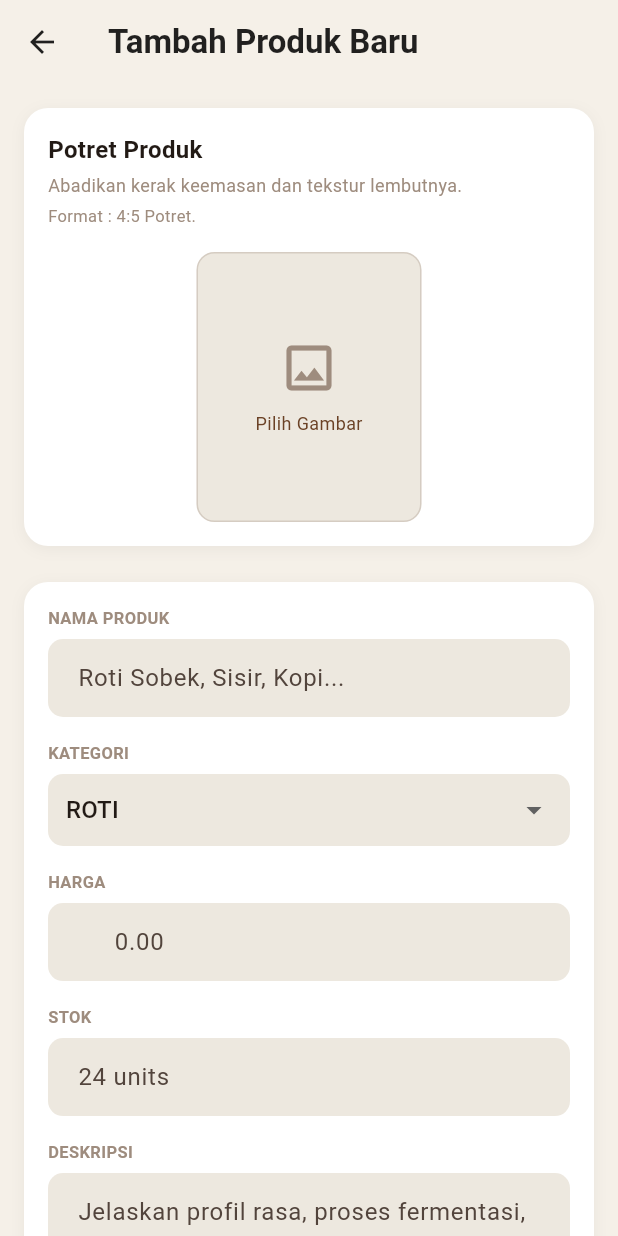
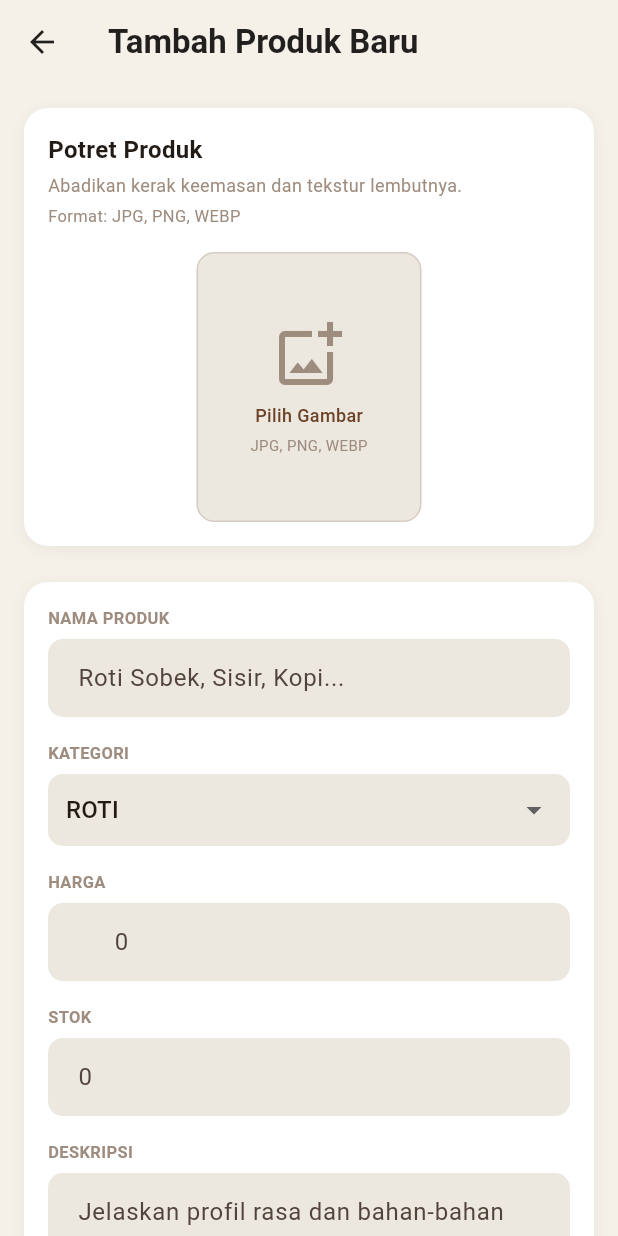
Before and after one commit to DimsXoline/Roti-515, a Flutter app: the AddProductScreen screen opened directly, on a phone screen of 412 x 824 dp. Run offline on Flutter 3.47's test engine with Material 3 defaults, Android fonts, the phone set to English and light mode, and no system bars; our stand-ins replace image_picker; Roboto replaces fonts that are missing (Poppins).

Commit message:
menyambungkan bagian tambah produk admin ke database

```diff
--- a/lib/models/product.dart
+++ b/lib/models/product.dart
@@ -4,8 +4,10 @@ class Product {
   final String deskripsi;
   final double harga;
   final int stok;
-  final String? imageUrl;
+  final String? gambar;
+  final String? gambarUrl;
   final String? kategori;
+  final String? badge;
 
   Product({
     this.id,
@@ -13,8 +15,10 @@ class Product {
     required this.deskripsi,
     required this.harga,
     this.stok = 0,
-    this.imageUrl,
+    this.gambar,
+    this.gambarUrl,
     this.kategori,
+    this.badge,
   });
 
   String get formattedPrice {
@@ -24,55 +28,55 @@ class Product {
   static List<Product> get defaults => [
     Product(
       id: 1,
-      nama: 'Roti Sobek Original',
-      deskripsi: 'Roti sobek lembut dengan isian vanilla klasik',
-      harga: 25000,
+      nama: 'ROTI SOBEK',
+      deskripsi:
+          'Satu loyang isi 6 potong. Tekstur empuk, isian penuh, dan manisnya pas.',
+      harga: 15000,
       stok: 24,
-      kategori: 'ROTI',
+      kategori: 'roti',
+      badge: 'BEST SELLER',
     ),
     Product(
       id: 2,
-      nama: 'Croissant Butter',
-      deskripsi: 'Croissant renyah dengan lapisan mentega pilihan',
-      harga: 18000,
+      nama: 'ROTI SISIR',
+      deskripsi:
+          'Teksturnya empuk dan mudah dilepas, sangat cocok jadi teman setia kopi atau teh Anda di pagi hari.',
+      harga: 15000,
       stok: 4,
-      kategori: 'PASTRI',
+      kategori: 'roti',
     ),
     Product(
       id: 3,
-      nama: 'Chiffon Cake Pandan',
-      deskripsi: 'Kue chiffon ringan dengan aroma pandan segar',
-      harga: 45000,
+      nama: 'ROTI KOPI',
+      deskripsi:
+          'Inovasi roti kopi yang disajikan dingin dengan tekstur super lembut seperti salju.',
+      harga: 10000,
       stok: 20,
-      kategori: 'CAKE',
+      kategori: 'roti',
     ),
     Product(
       id: 4,
-      nama: 'Milk Bun',
-      deskripsi: 'Roti susu Jepang yang super lembut dan fluffy',
-      harga: 20000,
+      nama: 'ROTI BAKAR BANDUNG',
+      deskripsi:
+          'Varian siap saji dengan isian cokelat klasik yang manis dan gurih.',
+      harga: 15000,
       stok: 12,
-      kategori: 'ROTI',
+      kategori: 'roti',
+      badge: 'BEST SELLER',
     ),
   ];
 
   factory Product.fromJson(Map<String, dynamic> json) {
     return Product(
       id: json['id'] != null ? int.tryParse(json['id'].toString()) : null,
-      nama: json['nama'] ?? json['name'] ?? '',
-      deskripsi: json['deskripsi'] ?? json['description'] ?? '',
-      harga:
-          double.tryParse(
-            json['harga']?.toString() ?? json['price']?.toString() ?? '0',
-          ) ??
-          0,
-      stok:
-          int.tryParse(
-            json['stok']?.toString() ?? json['stock']?.toString() ?? '0',
-          ) ??
-          0,
-      imageUrl: json['image_url'] ?? json['gambar'],
-      kategori: json['kategori'] ?? json['category'],
+      nama: json['nama'] ?? '',
+      deskripsi: json['deskripsi'] ?? '',
+      harga: double.tryParse(json['harga']?.toString() ?? '0') ?? 0,
+      stok: int.tryParse(json['stok']?.toString() ?? '0') ?? 0,
+      gambar: json['gambar'],
+      gambarUrl: json['gambar_url'],
+      kategori: json['kategori'],
+      badge: json['badge'],
     );
   }
 
@@ -83,8 +87,9 @@ class Product {
       'deskripsi': deskripsi,
       'harga': harga,
       'stok': stok,
-      if (imageUrl != null) 'image_url': imageUrl,
+      if (gambar != null) 'gambar': gambar,
       if (kategori != null) 'kategori': kategori,
+      if (badge != null) 'badge': badge,
     };
   }
 }
--- a/lib/models/products.dart
+++ /dev/null
@@ -1,43 +0,0 @@
-class Product {
-  final int id;
-  final String nama;
-  final String deskripsi;
-  final double harga;
-  final String? badge;
-
-  Product({
-    required this.id,
-    required this.nama,
-    required this.deskripsi,
-    required this.harga,
-    this.badge,
-  });
-
-  factory Product.fromJson(Map<String, dynamic> json) {
-    return Product(
-      id: int.parse(json['id'].toString()),
-      nama: json['nama'],
-      deskripsi: json['deskripsi'] ?? '',
-      harga: double.parse(json['harga'].toString()),
-      badge: json['badge'],
-    );
-  }
-
-  // Data default
-  static List<Product> get defaults => [
-    Product(id: 1, nama: 'ROTI SOBEK',
-        deskripsi: 'Satu loyang isi 6 potong. Tekstur empuk, isian penuh, dan manisnya pas.',
-        harga: 15000, badge: 'BEST SELLER'),
-    Product(id: 2, nama: 'ROTI SISIR',
-        deskripsi: 'Teksturnya empuk dan mudah dilepas, sangat cocok jadi teman setia kopi atau teh Anda di pagi hari.',
-        harga: 15000),
-    Product(id: 3, nama: 'ROTI KOPI',
-        deskripsi: 'Inovasi roti kopi yang disajikan dingin dengan tekstur super lembut seperti salju.',
-        harga: 10000),
-    Product(id: 4, nama: 'ROTI BAKAR BANDUNG',
-        deskripsi: 'Varian siap saji dengan isian cokelat klasik yang manis dan gurih.',
-        harga: 15000, badge: 'BEST SELLER'),
-  ];
-
-  String get formattedPrice => 'Rp ${harga.toStringAsFixed(0).replaceAllMapped(RegExp(r'(\d{1,3})(?=(\d{3})+(?!\d))'), (m) => '${m[1]}.')}';
-}
--- a/lib/screens/admin/add_product_screen.dart
+++ b/lib/screens/admin/add_product_screen.dart
@@ -1,8 +1,11 @@
 import 'package:flutter/material.dart';
+import 'package:flutter/foundation.dart';
 import 'package:image_picker/image_picker.dart';
 import 'dart:io';
+import 'dart:typed_data';
 import '../../utils/app_colors.dart';
 import '../../models/product.dart';
+import '../../services/product_service.dart';
 
 class AddProductScreen extends StatefulWidget {
   const AddProductScreen({super.key});
@@ -21,47 +24,96 @@ class _AddProductScreenState extends State<AddProductScreen> {
   final List<String> _kategoriList = ['ROTI', 'PASTRI', 'CAKE', 'MINUMAN'];
 
   File? _selectedImage;
+  Uint8List? _webImageBytes;
+  XFile? _pickedFile;
   final ImagePicker _picker = ImagePicker();
+  bool _isLoading = false;
+
+  @override
+  void dispose() {
+    _namaController.dispose();
+    _hargaController.dispose();
+    _stokController.dispose();
+    _deskripsiController.dispose();
+    super.dispose();
+  }
 
   Future<void> _pickImage() async {
-    final XFile? image = await _picker.pickImage(source: ImageSource.gallery);
+    final XFile? image = await _picker.pickImage(
+      source: ImageSource.gallery,
+      imageQuality: 80,
+    );
     if (image != null) {
-      setState(() {
-        _selectedImage = File(image.path);
-      });
+      _pickedFile = image;
+      if (kIsWeb) {
+        final bytes = await image.readAsBytes();
+        setState(() => _webImageBytes = bytes);
+      } else {
+        setState(() => _selectedImage = File(image.path));
+      }
     }
   }
 
-  void _saveProduct() {
+  Future<void> _saveProduct() async {
     if (_namaController.text.isEmpty) {
-      ScaffoldMessenger.of(context).showSnackBar(
-        const SnackBar(content: Text('Nama produk wajib diisi')),
-      );
+      _showSnackBar('Nama produk wajib diisi', isError: true);
+      return;
+    }
+    if (_hargaController.text.isEmpty) {
+      _showSnackBar('Harga wajib diisi', isError: true);
       return;
     }
 
-    if (_hargaController.text.isEmpty) {
-      ScaffoldMessenger.of(context).showSnackBar(
-        const SnackBar(content: Text('Harga wajib diisi')),
+    setState(() => _isLoading = true);
+
+    final result = await ProductService.addProduct(
+      nama: _namaController.text,
+      harga: double.tryParse(_hargaController.text) ?? 0,
+      deskripsi: _deskripsiController.text.isEmpty
+          ? 'Deskripsi produk'
+          : _deskripsiController.text,
+      kategori: _selectedKategori,
+      stok: int.tryParse(_stokController.text) ?? 0,
+      gambar: kIsWeb ? null : _selectedImage,
+      gambarBytes: kIsWeb ? _webImageBytes : null,
+      gambarNama: _pickedFile?.name,
     );
-      return;
+
+    if (!mounted) return;
+    setState(() => _isLoading = false);
+
+    if (result['success'] == true) {
+      final newProduct = result['product'] != null
+          ? Product.fromJson(result['product'])
+          : Product(
+              nama: _namaController.text,
+              deskripsi: _deskripsiController.text,
+              harga: double.tryParse(_hargaController.text) ?? 0,
+              stok: int.tryParse(_stokController.text) ?? 0,
+              kategori: _selectedKategori,
+            );
+
+      Navigator.pop(context, newProduct);
+      _showSnackBar('Produk berhasil ditambahkan');
+    } else {
+      _showSnackBar(
+        result['message'] ?? 'Gagal menyimpan produk',
+        isError: true,
+      );
+    }
   }
 
-    // Simpan produk (nanti konek ke API)
-    final newProduct = Product(
-      id: DateTime.now().millisecondsSinceEpoch,
-      nama: _namaController.text,
-      deskripsi: _deskripsiController.text.isEmpty ? 'Deskripsi produk' : _deskripsiController.text,
-      harga: double.tryParse(_hargaController.text) ?? 0,
-    );
-
-    // Kembali ke halaman sebelumnya dengan data
-    Navigator.pop(context, newProduct);
-
+  void _showSnackBar(String message, {bool isError = false}) {
     ScaffoldMessenger.of(context).showSnackBar(
-      const SnackBar(content: Text('Produk berhasil ditambahkan')),
+      SnackBar(
+        content: Text(message),
+        backgroundColor: isError ? Colors.red : Colors.green,
+      ),
     );
   }
+
+  bool get _hasImage =>
+      kIsWeb ? _webImageBytes != null : _selectedImage != null;
 
   @override
   Widget build(BuildContext context) {
@@ -84,15 +136,10 @@ class _AddProductScreenState extends State<AddProductScreen> {
         child: Column(
           crossAxisAlignment: CrossAxisAlignment.start,
           children: [
-            // Bagian Foto
             _buildPhotoSection(),
             const SizedBox(height: 24),
-
-            // Form Produk
             _buildFormSection(),
             const SizedBox(height: 32),
-
-            // Tombol Simpan
             _buildSaveButton(),
             const SizedBox(height: 40),
           ],
@@ -129,11 +176,10 @@ class _AddProductScreenState extends State<AddProductScreen> {
           ),
           const SizedBox(height: 4),
           Text(
-            'Format : 4:5 Potret.',
+            'Format: JPG, PNG, WEBP',
             style: TextStyle(fontSize: 11, color: AppColors.textHint),
           ),
           const SizedBox(height: 16),
-          // Preview Gambar
           Center(
             child: GestureDetector(
               onTap: _pickImage,
@@ -143,26 +189,74 @@ class _AddProductScreenState extends State<AddProductScreen> {
                 decoration: BoxDecoration(
                   color: AppColors.toggleBg,
                   borderRadius: BorderRadius.circular(12),
-                  border: Border.all(color: AppColors.textHint.withValues(alpha: 0.3)),
+                  border: Border.all(
+                    color: _hasImage
+                        ? AppColors.primary
+                        : AppColors.textHint.withValues(alpha: 0.3),
+                    width: _hasImage ? 2 : 1,
                   ),
-                child: _selectedImage != null
-                    ? ClipRRect(
+                ),
+                child: _hasImage
+                    ? Stack(
+                        children: [
+                          ClipRRect(
                             borderRadius: BorderRadius.circular(12),
-                        child: Image.file(
+                            child: kIsWeb
+                                ? Image.memory(
+                                    _webImageBytes!,
+                                    width: 150,
+                                    height: 180,
+                                    fit: BoxFit.cover,
+                                  )
+                                : Image.file(
                                     _selectedImage!,
                                     width: 150,
                                     height: 180,
                                     fit: BoxFit.cover,
                                   ),
+                          ),
+                          Positioned(
+                            bottom: 8,
+                            right: 8,
+                            child: Container(
+                              padding: const EdgeInsets.all(6),
+                              decoration: const BoxDecoration(
+                                color: AppColors.primary,
+                                shape: BoxShape.circle,
+                              ),
+                              child: const Icon(
+                                Icons.edit,
+                                size: 16,
+                                color: Colors.white,
+                              ),
+                            ),
+                          ),
+                        ],
                       )
                     : Column(
                         mainAxisAlignment: MainAxisAlignment.center,
                         children: [
-                          Icon(Icons.image_outlined, size: 40, color: AppColors.textHint),
+                          Icon(
+                            Icons.add_photo_alternate_outlined,
+                            size: 48,
+                            color: AppColors.textHint,
+                          ),
                           const SizedBox(height: 8),
                           Text(
                             'Pilih Gambar',
-                            style: TextStyle(color: AppColors.primary, fontSize: 12),
+                            style: TextStyle(
+                              color: AppColors.primary,
+                              fontSize: 12,
+                              fontWeight: FontWeight.w500,
+                            ),
+                          ),
+                          const SizedBox(height: 4),
+                          Text(
+                            'JPG, PNG, WEBP',
+                            style: TextStyle(
+                              color: AppColors.textHint,
+                              fontSize: 10,
+                            ),
                           ),
                         ],
                       ),
@@ -191,32 +285,12 @@ class _AddProductScreenState extends State<AddProductScreen> {
       child: Column(
         crossAxisAlignment: CrossAxisAlignment.start,
         children: [
-          // Nama Produk
-          const Text(
-            'NAMA PRODUK',
-            style: TextStyle(fontSize: 11, fontWeight: FontWeight.bold, color: AppColors.textHint),
-          ),
+          _buildLabel('NAMA PRODUK'),
           const SizedBox(height: 6),
-          TextField(
-            controller: _namaController,
-            decoration: InputDecoration(
-              hintText: 'Roti Sobek, Sisir, Kopi...',
-              border: OutlineInputBorder(
-                borderRadius: BorderRadius.circular(10),
-                borderSide: BorderSide.none,
-              ),
-              filled: true,
-              fillColor: AppColors.inputBg,
-              contentPadding: const EdgeInsets.symmetric(horizontal: 16, vertical: 14),
-            ),
-          ),
+          _buildTextField(_namaController, 'Roti Sobek, Sisir, Kopi...'),
           const SizedBox(height: 16),
 
-          // Kategori
-          const Text(
-            'KATEGORI',
-            style: TextStyle(fontSize: 11, fontWeight: FontWeight.bold, color: AppColors.textHint),
-          ),
+          _buildLabel('KATEGORI'),
           const SizedBox(height: 6),
           Container(
             padding: const EdgeInsets.symmetric(horizontal: 12),
@@ -228,88 +302,92 @@ class _AddProductScreenState extends State<AddProductScreen> {
               child: DropdownButton<String>(
                 value: _selectedKategori,
                 isExpanded: true,
-                items: _kategoriList.map((kategori) {
-                  return DropdownMenuItem(
-                    value: kategori,
-                    child: Text(kategori),
-                  );
+                items: _kategoriList.map((k) {
+                  return DropdownMenuItem(value: k, child: Text(k));
                 }).toList(),
-                onChanged: (value) {
-                  setState(() {
-                    _selectedKategori = value!;
-                  });
-                },
+                onChanged: (value) =>
+                    setState(() => _selectedKategori = value!),
               ),
             ),
           ),
           const SizedBox(height: 16),
 
-          // Harga
-          const Text(
-            'HARGA',
-            style: TextStyle(fontSize: 11, fontWeight: FontWeight.bold, color: AppColors.textHint),
+          _buildLabel('HARGA'),
+          const SizedBox(height: 6),
+          _buildTextField(
+            _hargaController,
+            '0',
+            keyboardType: TextInputType.number,
+            prefixText: 'Rp ',
           ),
+          const SizedBox(height: 16),
+
+          _buildLabel('STOK'),
+          const SizedBox(height: 6),
+          _buildTextField(
+            _stokController,
+            '0',
+            keyboardType: TextInputType.number,
+          ),
+          const SizedBox(height: 16),
+
+          _buildLabel('DESKRIPSI'),
           const SizedBox(height: 6),
           TextField(
-            controller: _hargaController,
-            keyboardType: TextInputType.number,
+            controller: _deskripsiController,
+            maxLines: 4,
             decoration: InputDecoration(
-              prefixText: 'Rp ',
-              hintText: '0.00',
+              hintText: 'Jelaskan profil rasa dan bahan-bahan utama...',
               border: OutlineInputBorder(
                 borderRadius: BorderRadius.circular(10),
                 borderSide: BorderSide.none,
               ),
               filled: true,
               fillColor: AppColors.inputBg,
-              contentPadding: const EdgeInsets.symmetric(horizontal: 16, vertical: 14),
+              contentPadding: const EdgeInsets.symmetric(
+                horizontal: 16,
+                vertical: 14,
               ),
             ),
-          const SizedBox(height: 16),
+          ),
+        ],
+      ),
+    );
+  }
 
-          // Stok
-          const Text(
-            'STOK',
-            style: TextStyle(fontSize: 11, fontWeight: FontWeight.bold, color: AppColors.textHint),
+  Widget _buildLabel(String text) {
+    return Text(
+      text,
+      style: const TextStyle(
+        fontSize: 11,
+        fontWeight: FontWeight.bold,
+        color: AppColors.textHint,
       ),
-          const SizedBox(height: 6),
-          TextField(
-            controller: _stokController,
-            keyboardType: TextInputType.number,
+    );
+  }
+
+  Widget _buildTextField(
+    TextEditingController controller,
+    String hint, {
+    TextInputType keyboardType = TextInputType.text,
+    String? prefixText,
+  }) {
+    return TextField(
+      controller: controller,
+      keyboardType: keyboardType,
       decoration: InputDecoration(
-              hintText: '24 units',
+        hintText: hint,
+        prefixText: prefixText,
         border: OutlineInputBorder(
           borderRadius: BorderRadius.circular(10),
           borderSide: BorderSide.none,
         ),
         filled: true,
         fillColor: AppColors.inputBg,
-              contentPadding: const EdgeInsets.symmetric(horizontal: 16, vertical: 14),
+        contentPadding: const EdgeInsets.symmetric(
+          horizontal: 16,
+          vertical: 14,
         ),
-          ),
-          const SizedBox(height: 16),
-
-          // Deskripsi
-          const Text(
-            'DESKRIPSI',
-            style: TextStyle(fontSize: 11, fontWeight: FontWeight.bold, color: AppColors.textHint),
-          ),
-          const SizedBox(height: 6),
-          TextField(
-            controller: _deskripsiController,
-            maxLines: 4,
-            decoration: InputDecoration(
-              hintText: 'Jelaskan profil rasa, proses fermentasi, dan bahan-bahan utama...',
-              border: OutlineInputBorder(
-                borderRadius: BorderRadius.circular(10),
-                borderSide: BorderSide.none,
-              ),
-              filled: true,
-              fillColor: AppColors.inputBg,
-              contentPadding: const EdgeInsets.symmetric(horizontal: 16, vertical: 14),
-            ),
-          ),
-        ],
       ),
     );
   }
@@ -318,7 +396,7 @@ class _AddProductScreenState extends State<AddProductScreen> {
     return SizedBox(
       width: double.infinity,
       child: ElevatedButton(
-        onPressed: _saveProduct,
+        onPressed: _isLoading ? null : _saveProduct,
         style: ElevatedButton.styleFrom(
           backgroundColor: AppColors.primary,
           foregroundColor: Colors.white,
@@ -327,7 +405,16 @@ class _AddProductScreenState extends State<AddProductScreen> {
             borderRadius: BorderRadius.circular(12),
           ),
         ),
-        child: const Text(
+        child: _isLoading
+            ? const SizedBox(
+                width: 22,
+                height: 22,
+                child: CircularProgressIndicator(
+                  color: Colors.white,
+                  strokeWidth: 2,
+                ),
+              )
+            : const Text(
                 'Simpan Produk',
                 style: TextStyle(fontSize: 16, fontWeight: FontWeight.w600),
               ),
--- a/lib/screens/checkout/checkout_screen.dart
+++ b/lib/screens/checkout/checkout_screen.dart
@@ -1,6 +1,6 @@
 import 'package:flutter/material.dart';
 import '../../utils/app_colors.dart';
-import '../../models/products.dart';
+import '../../models/product.dart';
 import 'order_confirmation_screen.dart';
 
 class CheckoutScreen extends StatefulWidget {
--- a/lib/widgets/cart_fab.dart
+++ b/lib/widgets/cart_fab.dart
@@ -1,7 +1,7 @@
 import 'package:flutter/material.dart';
 import '../utils/app_colors.dart';
 import '../screens/checkout/checkout_screen.dart';
-import '../models/products.dart';
+import '../models/product.dart';
 
 class CartFab extends StatelessWidget {
   final int itemCount;
```
Also changed, not shown: lib/screens/Home/home_screen.dart (+49 -12 lines), lib/screens/Home/product_screen.dart (+5 -5 lines), lib/services/product_service.dart (added, +88 -0 lines), lib/widgets/product_card.dart (+73 -12 lines), lib/screens/admin/edit_admin_profile_screen.dart (line endings or trailing spaces), lib/screens/admin/profile_screen.dart (line endings or trailing spaces), roti_515_api/uploads/produk_69faa2b46a51a.jpg (added), 3 other files. Lines whose indentation alone changed are shown as unchanged.
